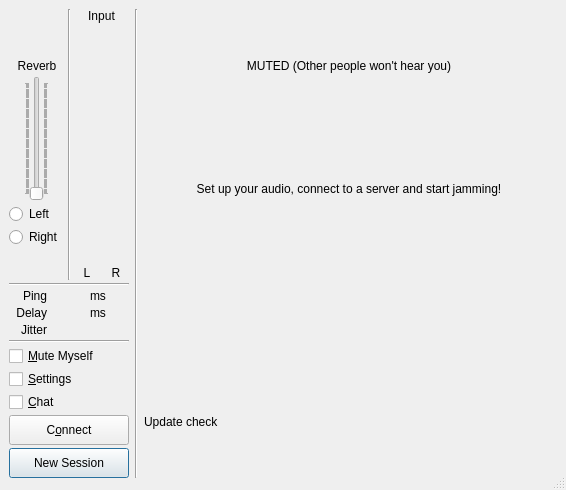
koord-live/koord-jamulus, file src/clientdlgbase.ui: the form before one commit.
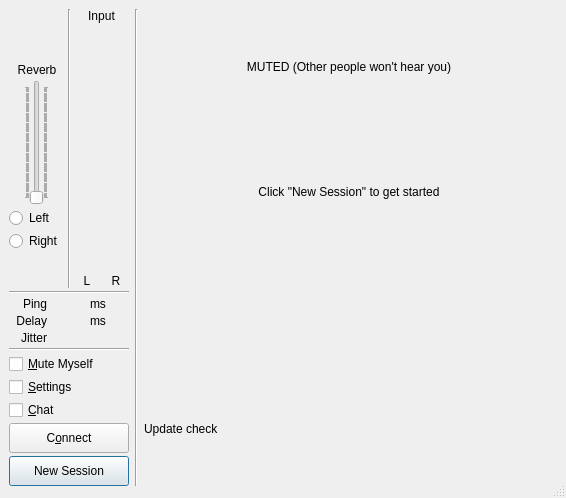
The form after the commit. Icons and pictures are not drawn. Custom widgets are drawn as their Qt base class.

Commit message: various POC hacks for click-connect

The edit to the form file:
```diff
--- a/src/clientdlgbase.ui
+++ b/src/clientdlgbase.ui
@@ -7,7 +7,7 @@
     <x>0</x>
     <y>0</y>
     <width>566</width>
-    <height>490</height>
+    <height>498</height>
    </rect>
   </property>
   <property name="acceptDrops">
@@ -597,7 +597,7 @@
                </sizepolicy>
               </property>
               <property name="text">
-               <string>Set up your audio, connect to a server and start jamming!</string>
+               <string>Click &quot;New Session&quot; to get started</string>
               </property>
               <property name="alignment">
                <set>Qt::AlignCenter</set>
```
The commit also changes 4 other files.
